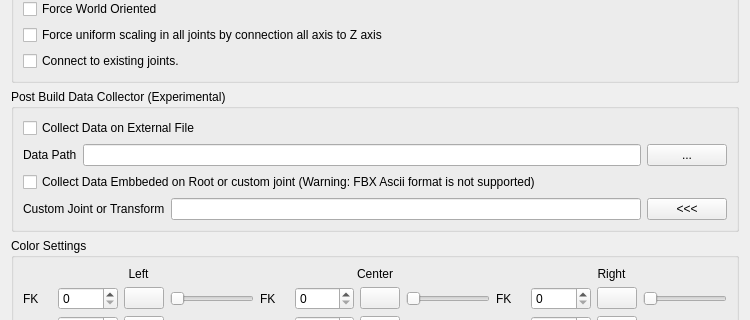
This is release/scripts/mgear/shifter/guide_ui.ui in yjjjj/mgear5 as Qt 5 draws it before an edit; both pictures show x 0 to 750 and y 475 to 795 of the 750 by 1104 pixel window. The edited form follows.
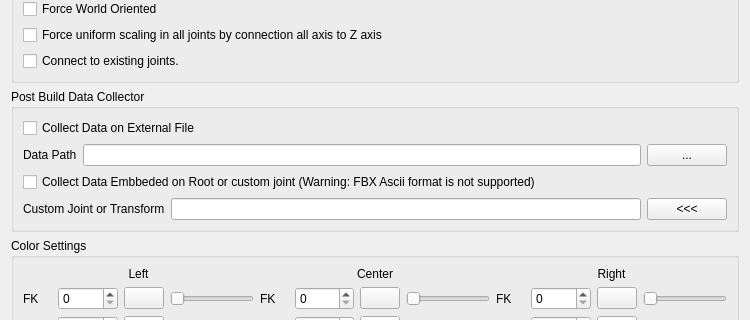
This is the edited form.

Commit message: Shifter: Datacollector remove "Experimental" in UI #383

```diff
--- a/release/scripts/mgear/shifter/guide_ui.ui
+++ b/release/scripts/mgear/shifter/guide_ui.ui
@@ -777,7 +777,7 @@
    <item row="5" column="0">
     <widget class="QGroupBox" name="groupBox_8">
      <property name="title">
-      <string>Post Build Data Collector (Experimental)</string>
+      <string>Post Build Data Collector</string>
      </property>
      <layout class="QGridLayout" name="gridLayout_12">
       <item row="0" column="0">
```
The commit also changes 1 other file.
